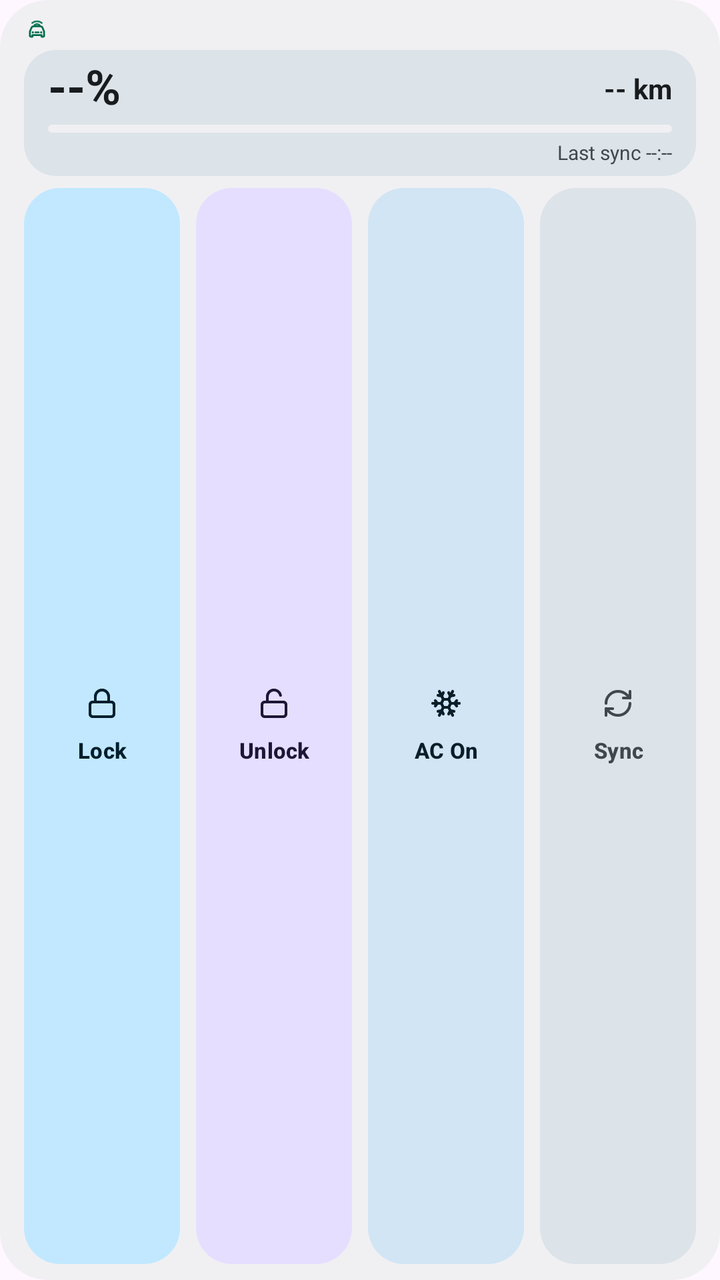
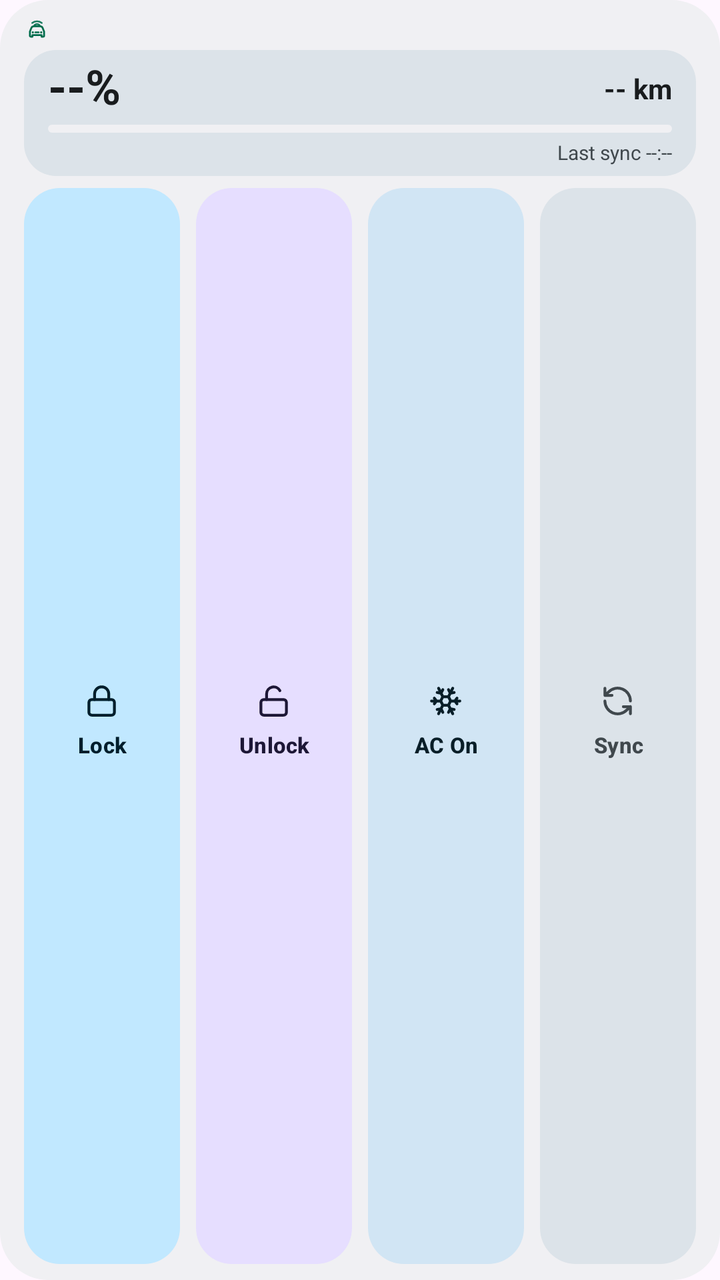

The first picture is an Android layout as it rendered before a commit; the second is the same layout after the commit. The layout source and the unified diff follow.
<!-- AndroidManifest.xml: application theme Theme.BydWatch -->
<!-- res/layout/widget_vehicle.xml -->
<?xml version="1.0" encoding="utf-8"?>
<LinearLayout xmlns:android="http://schemas.android.com/apk/res/android"
    android:id="@+id/widgetRoot"
    android:layout_width="match_parent"
    android:layout_height="match_parent"
    android:background="@drawable/bg_widget_card"
    android:orientation="vertical"
    android:paddingHorizontal="12dp"
    android:paddingVertical="8dp">

    
    <LinearLayout
        android:id="@+id/widgetHeader"
        android:layout_width="match_parent"
        android:layout_height="wrap_content"
        android:layout_marginBottom="4dp"
        android:gravity="center_vertical"
        android:orientation="horizontal">

        <LinearLayout
            android:layout_width="0dp"
            android:layout_height="wrap_content"
            android:layout_weight="1"
            android:gravity="center_vertical"
            android:orientation="horizontal">

            <ImageView
                android:id="@+id/ivWidgetBrandLogo"
                android:layout_width="13dp"
                android:layout_height="13dp"
                android:layout_marginEnd="5dp"
                android:contentDescription="@string/app_name"
                android:src="@drawable/ic_ev_watch_logo"
                android:tint="@color/accent_emerald" />

            <TextView
                android:id="@+id/tvWidgetCarModel"
                android:layout_width="0dp"
                android:layout_height="wrap_content"
                android:layout_weight="1"
                android:ellipsize="end"
                android:maxLines="1"
                android:textColor="@color/widget_on_surface"
                android:textSize="11sp"
                android:textStyle="bold"
                android:visibility="gone" />
        </LinearLayout>

        <TextView
            android:id="@+id/tvWidgetBanner"
            android:layout_width="wrap_content"
            android:layout_height="wrap_content"
            android:layout_marginStart="4dp"
            android:background="@drawable/bg_widget_chip"
            android:ellipsize="end"
            android:maxLines="1"
            android:paddingHorizontal="7dp"
            android:paddingVertical="2.5dp"
            android:text="Ready"
            android:textColor="@color/widget_on_surface_variant"
            android:textSize="10sp"
            android:textStyle="bold"
            android:visibility="gone" />

        <TextView
            android:id="@+id/tvWidgetLockStatus"
            android:layout_width="wrap_content"
            android:layout_height="wrap_content"
            android:layout_marginStart="4dp"
            android:background="@drawable/bg_widget_chip"
            android:maxLines="1"
            android:paddingHorizontal="7dp"
            android:paddingVertical="2.5dp"
            android:text="Locked"
            android:textColor="@color/widget_on_surface_variant"
            android:textSize="10sp"
            android:textStyle="bold"
            android:visibility="gone" />

        <TextView
            android:id="@+id/tvWidgetAcStatus"
            android:layout_width="wrap_content"
            android:layout_height="wrap_content"
            android:layout_marginStart="4dp"
            android:background="@drawable/bg_widget_chip"
            android:maxLines="1"
            android:paddingHorizontal="7dp"
            android:paddingVertical="2.5dp"
            android:text="AC Off"
            android:textColor="@color/widget_on_surface_variant"
            android:textSize="10sp"
            android:textStyle="bold"
            android:visibility="gone" />
    </LinearLayout>

    
    <LinearLayout
        android:id="@+id/layoutWidgetBatteryCard"
        android:layout_width="match_parent"
        android:layout_height="wrap_content"
        android:layout_marginBottom="6dp"
        android:background="@drawable/bg_widget_subcard"
        android:gravity="center_vertical"
        android:orientation="vertical"
        android:paddingHorizontal="12dp"
        android:paddingVertical="5dp">

        <LinearLayout
            android:layout_width="match_parent"
            android:layout_height="wrap_content"
            android:gravity="center_vertical"
            android:orientation="horizontal">

            <TextView
                android:id="@+id/tvWidgetSoc"
                android:layout_width="wrap_content"
                android:layout_height="wrap_content"
                android:includeFontPadding="false"
                android:text="--%"
                android:textColor="@color/widget_on_surface"
                android:textSize="24sp"
                android:textStyle="bold" />

            <TextView
                android:id="@+id/tvWidgetRange"
                android:layout_width="0dp"
                android:layout_height="wrap_content"
                android:layout_marginStart="10dp"
                android:layout_weight="1"
                android:ellipsize="end"
                android:gravity="end"
                android:maxLines="1"
                android:text="-- km"
                android:textColor="@color/widget_on_surface"
                android:textSize="14sp"
                android:textStyle="bold" />
        </LinearLayout>

        <ProgressBar
            android:id="@+id/pbWidgetSoc"
            style="?android:attr/progressBarStyleHorizontal"
            android:layout_width="match_parent"
            android:layout_height="4dp"
            android:layout_marginTop="4dp"
            android:max="100"
            android:progress="0"
            android:progressDrawable="@drawable/progress_widget_soc_on_card" />

        <LinearLayout
            android:layout_width="match_parent"
            android:layout_height="wrap_content"
            android:layout_marginTop="3dp"
            android:gravity="center_vertical"
            android:orientation="horizontal">

            <LinearLayout
                android:layout_width="0dp"
                android:layout_height="wrap_content"
                android:layout_weight="1"
                android:orientation="horizontal">

                <TextView
                    android:id="@+id/tvWidgetBatteryMeta"
                    android:layout_width="wrap_content"
                    android:layout_height="wrap_content"
                    android:ellipsize="end"
                    android:maxLines="1"
                    android:textColor="@color/widget_on_surface_variant"
                    android:textSize="10sp"
                    android:visibility="gone" />
            </LinearLayout>

            <TextView
                android:id="@+id/tvWidgetLastSync"
                android:layout_width="wrap_content"
                android:layout_height="wrap_content"
                android:layout_marginStart="8dp"
                android:ellipsize="end"
                android:maxLines="1"
                android:text="Last sync --:--"
                android:textColor="@color/widget_on_surface_variant"
                android:textSize="10sp" />
        </LinearLayout>
    </LinearLayout>

    
    <FrameLayout
        android:id="@+id/layoutWidgetLocationBar"
        android:layout_width="0dp"
        android:layout_height="0dp"
        android:visibility="gone" />

    
    <LinearLayout
        android:layout_width="match_parent"
        android:layout_height="0dp"
        android:layout_weight="1"
        android:orientation="horizontal">

        <LinearLayout
            android:id="@+id/tileWidgetLock"
            android:layout_width="0dp"
            android:layout_height="match_parent"
            android:layout_marginEnd="4dp"
            android:layout_weight="1"
            android:background="@drawable/bg_widget_btn_primary"
            android:gravity="center"
            android:orientation="vertical"
            android:paddingHorizontal="4dp">

            <Button
                android:id="@+id/btnWidgetLock"
                android:layout_width="match_parent"
                android:layout_height="wrap_content"
                android:background="@android:color/transparent"
                android:drawablePadding="2dp"
                android:drawableTop="@drawable/ic_widget_lock_sm"
                android:gravity="center"
                android:minWidth="0dp"
                android:minHeight="0dp"
                android:padding="0dp"
                android:stateListAnimator="@null"
                android:text="Lock"
                android:textAllCaps="false"
                android:textColor="@color/widget_on_primary_container"
                android:textSize="11sp"
                android:textStyle="bold" />
        </LinearLayout>

        <LinearLayout
            android:id="@+id/tileWidgetUnlock"
            android:layout_width="0dp"
            android:layout_height="match_parent"
            android:layout_marginHorizontal="4dp"
            android:layout_weight="1"
            android:background="@drawable/bg_widget_btn_tertiary"
            android:gravity="center"
            android:orientation="vertical"
            android:paddingHorizontal="4dp">

            <Button
                android:id="@+id/btnWidgetUnlock"
                android:layout_width="match_parent"
                android:layout_height="wrap_content"
                android:background="@android:color/transparent"
                android:drawablePadding="2dp"
                android:drawableTop="@drawable/ic_widget_unlock_sm"
                android:gravity="center"
                android:minWidth="0dp"
                android:minHeight="0dp"
                android:padding="0dp"
                android:stateListAnimator="@null"
                android:text="Unlock"
                android:textAllCaps="false"
                android:textColor="@color/widget_on_tertiary_container"
                android:textSize="11sp"
                android:textStyle="bold" />
        </LinearLayout>

        <LinearLayout
            android:id="@+id/tileWidgetAc"
            android:layout_width="0dp"
            android:layout_height="match_parent"
            android:layout_marginHorizontal="4dp"
            android:layout_weight="1"
            android:background="@drawable/bg_widget_btn_secondary"
            android:gravity="center"
            android:orientation="vertical"
            android:paddingHorizontal="4dp">

            <Button
                android:id="@+id/btnWidgetAc"
                android:layout_width="match_parent"
                android:layout_height="wrap_content"
                android:background="@android:color/transparent"
                android:drawablePadding="2dp"
                android:drawableTop="@drawable/ic_widget_ac_sm"
                android:gravity="center"
                android:minWidth="0dp"
                android:minHeight="0dp"
                android:padding="0dp"
                android:stateListAnimator="@null"
                android:text="AC On"
                android:textAllCaps="false"
                android:textColor="@color/widget_on_secondary_container"
                android:textSize="11sp"
                android:textStyle="bold" />
        </LinearLayout>

        <LinearLayout
            android:id="@+id/tileWidgetRefresh"
            android:layout_width="0dp"
            android:layout_height="match_parent"
            android:layout_marginStart="4dp"
            android:layout_weight="1"
            android:background="@drawable/bg_widget_btn_tonal"
            android:gravity="center"
            android:orientation="vertical"
            android:paddingHorizontal="4dp">

            <Button
                android:id="@+id/btnWidgetRefresh"
                android:layout_width="match_parent"
                android:layout_height="wrap_content"
                android:background="@android:color/transparent"
                android:drawablePadding="2dp"
                android:drawableTop="@drawable/ic_widget_sync_sm"
                android:gravity="center"
                android:minWidth="0dp"
                android:minHeight="0dp"
                android:padding="0dp"
                android:stateListAnimator="@null"
                android:text="Sync"
                android:textAllCaps="false"
                android:textColor="@color/widget_on_surface_variant"
                android:textSize="11sp"
                android:textStyle="bold" />
        </LinearLayout>
    </LinearLayout>
</LinearLayout>
<!-- resources referenced by this layout -->
<resources>
  <color name="accent_emerald">#006C4C</color>
  <color name="widget_on_primary_container">#002114</color>
  <color name="widget_on_surface">#181D1A</color>
  <color name="widget_on_surface_variant">#414944</color>
  <!-- drawable ic_widget_ac_sm (drawable) -->
  <?xml version="1.0" encoding="utf-8"?>
  <vector xmlns:android="http://schemas.android.com/apk/res/android"
      android:width="16dp"
      android:height="16dp"
      android:viewportWidth="24"
      android:viewportHeight="24">
      <path
          android:fillColor="@android:color/transparent"
          android:strokeColor="@color/widget_on_secondary_container"
          android:strokeLineCap="round"
          android:strokeLineJoin="round"
          android:strokeWidth="2.1"
          android:pathData="M10,20l-1.25,-2.5L6,18 M10,4L8.75,6.5L6,6 M14,20l1.25,-2.5L18,18 M14,4l1.25,2.5L18,6 M17,21l-3,-6h-4 M17,3l-3,6l1.5,3 M2,12h6.5L10,9 M20,10l-1.5,2l1.5,2 M22,12h-6.5L14,15 M4,10l1.5,2L4,14 M7,21l3,-6l-1.5,-3 M7,3l3,6h4" />
  </vector>
  <!-- drawable ic_widget_lock_sm (drawable) -->
  <?xml version="1.0" encoding="utf-8"?>
  <vector xmlns:android="http://schemas.android.com/apk/res/android"
      android:width="16dp"
      android:height="16dp"
      android:viewportWidth="24"
      android:viewportHeight="24">
      <path
          android:fillColor="@android:color/transparent"
          android:strokeColor="@color/widget_on_primary_container"
          android:strokeLineCap="round"
          android:strokeLineJoin="round"
          android:strokeWidth="2.1"
          android:pathData="M5,11 H19 A2,2 0 0 1 21,13 V20 A2,2 0 0 1 19,22 H5 A2,2 0 0 1 3,20 V13 A2,2 0 0 1 5,11 Z" />
      <path
          android:fillColor="@android:color/transparent"
          android:strokeColor="@color/widget_on_primary_container"
          android:strokeLineCap="round"
          android:strokeLineJoin="round"
          android:strokeWidth="2.1"
          android:pathData="M7,11V7a5,5 0 0,1 10,0v4" />
  </vector>
  <!-- drawable ic_widget_sync_sm (drawable) -->
  <?xml version="1.0" encoding="utf-8"?>
  <vector xmlns:android="http://schemas.android.com/apk/res/android"
      android:width="16dp"
      android:height="16dp"
      android:viewportWidth="24"
      android:viewportHeight="24">
      <path
          android:fillColor="@android:color/transparent"
          android:strokeColor="@color/widget_on_surface_variant"
          android:strokeLineCap="round"
          android:strokeLineJoin="round"
          android:strokeWidth="2.1"
          android:pathData="M3,12a9,9 0 0,1 9,-9 9.75,9.75 0 0,1 6.74,2.74L21,8 M21,3v5h-5 M21,12a9,9 0 0,1 -9,9 9.75,9.75 0 0,1 -6.74,-2.74L3,16 M8,16H3v5" />
  </vector>
  <!-- drawable ic_widget_unlock_sm (drawable) -->
  <?xml version="1.0" encoding="utf-8"?>
  <vector xmlns:android="http://schemas.android.com/apk/res/android"
      android:width="16dp"
      android:height="16dp"
      android:viewportWidth="24"
      android:viewportHeight="24">
      <path
          android:fillColor="@android:color/transparent"
          android:strokeColor="@color/widget_on_tertiary_container"
          android:strokeLineCap="round"
          android:strokeLineJoin="round"
          android:strokeWidth="2.1"
          android:pathData="M5,11 H19 A2,2 0 0 1 21,13 V20 A2,2 0 0 1 19,22 H5 A2,2 0 0 1 3,20 V13 A2,2 0 0 1 5,11 Z" />
      <path
          android:fillColor="@android:color/transparent"
          android:strokeColor="@color/widget_on_tertiary_container"
          android:strokeLineCap="round"
          android:strokeLineJoin="round"
          android:strokeWidth="2.1"
          android:pathData="M7,11V7a5,5 0 0,1 9.9,-1" />
  </vector>
  <string name="app_name">BYD Open Remote</string>
  <color name="widget_primary_container">#9FF2CE</color>
  <color name="widget_secondary_container">#CBE6FF</color>
  <color name="widget_tertiary_container">#FFE0B2</color>
  <color name="widget_surface_variant">#E3EBE6</color>
  <color name="widget_surface">#F3F7F4</color>
  <color name="bg_obsidian">#F6F8F7</color>
  <color name="accent_cyan">#00658E</color>
  <!-- unchanged entries left out for length: 13 -->
</resources>

<!-- the commit's change to res/layout/widget_vehicle.xml (unified diff, before → after) -->
@@ -208,14 +208,23 @@
             android:orientation="vertical"
             android:paddingHorizontal="4dp">
 
+            <ImageView
+                android:id="@+id/ivWidgetLock"
+                android:layout_width="17dp"
+                android:layout_height="17dp"
+                android:layout_marginBottom="2dp"
+                android:importantForAccessibility="no"
+                android:src="@drawable/ic_slot_lock"
+                android:tint="@color/widget_on_primary_container" />
+
             <Button
                 android:id="@+id/btnWidgetLock"
                 android:layout_width="match_parent"
                 android:layout_height="wrap_content"
                 android:background="@android:color/transparent"
-                android:drawablePadding="2dp"
-                android:drawableTop="@drawable/ic_widget_lock_sm"
+                android:ellipsize="end"
                 android:gravity="center"
+                android:maxLines="1"
                 android:minWidth="0dp"
                 android:minHeight="0dp"
                 android:padding="0dp"
@@ -238,14 +247,23 @@
             android:orientation="vertical"
             android:paddingHorizontal="4dp">
 
+            <ImageView
+                android:id="@+id/ivWidgetUnlock"
+                android:layout_width="17dp"
+                android:layout_height="17dp"
+                android:layout_marginBottom="2dp"
+                android:importantForAccessibility="no"
+                android:src="@drawable/ic_slot_unlock"
+                android:tint="@color/widget_on_tertiary_container" />
+
             <Button
                 android:id="@+id/btnWidgetUnlock"
                 android:layout_width="match_parent"
                 android:layout_height="wrap_content"
                 android:background="@android:color/transparent"
-                android:drawablePadding="2dp"
-                android:drawableTop="@drawable/ic_widget_unlock_sm"
+                android:ellipsize="end"
                 android:gravity="center"
+                android:maxLines="1"
                 android:minWidth="0dp"
                 android:minHeight="0dp"
                 android:padding="0dp"
@@ -268,14 +286,23 @@
             android:orientation="vertical"
             android:paddingHorizontal="4dp">
 
+            <ImageView
+                android:id="@+id/ivWidgetAc"
+                android:layout_width="17dp"
+                android:layout_height="17dp"
+                android:layout_marginBottom="2dp"
+                android:importantForAccessibility="no"
+                android:src="@drawable/ic_slot_ac"
+                android:tint="@color/widget_on_secondary_container" />
+
             <Button
                 android:id="@+id/btnWidgetAc"
                 android:layout_width="match_parent"
                 android:layout_height="wrap_content"
                 android:background="@android:color/transparent"
-                android:drawablePadding="2dp"
-                android:drawableTop="@drawable/ic_widget_ac_sm"
+                android:ellipsize="end"
                 android:gravity="center"
+                android:maxLines="1"
                 android:minWidth="0dp"
                 android:minHeight="0dp"
                 android:padding="0dp"
@@ -298,14 +325,23 @@
             android:orientation="vertical"
             android:paddingHorizontal="4dp">
 
+            <ImageView
+                android:id="@+id/ivWidgetRefresh"
+                android:layout_width="17dp"
+                android:layout_height="17dp"
+                android:layout_marginBottom="2dp"
+                android:importantForAccessibility="no"
+                android:src="@drawable/ic_slot_sync"
+                android:tint="@color/widget_on_surface_variant" />
+
             <Button
                 android:id="@+id/btnWidgetRefresh"
                 android:layout_width="match_parent"
                 android:layout_height="wrap_content"
                 android:background="@android:color/transparent"
-                android:drawablePadding="2dp"
-                android:drawableTop="@drawable/ic_widget_sync_sm"
+                android:ellipsize="end"
                 android:gravity="center"
+                android:maxLines="1"
                 android:minWidth="0dp"
                 android:minHeight="0dp"
                 android:padding="0dp"
<!-- resource entries referenced after the edit -->
@@ -4,79 +4,79 @@
   <color name="widget_on_primary_container">#002114</color>
   <color name="widget_on_surface">#181D1A</color>
   <color name="widget_on_surface_variant">#414944</color>
-  <!-- drawable ic_widget_ac_sm (drawable) -->
+  <!-- drawable ic_slot_ac (drawable) -->
   <?xml version="1.0" encoding="utf-8"?>
   <vector xmlns:android="http://schemas.android.com/apk/res/android"
-      android:width="16dp"
-      android:height="16dp"
+      android:width="24dp"
+      android:height="24dp"
       android:viewportWidth="24"
       android:viewportHeight="24">
       <path
           android:fillColor="@android:color/transparent"
-          android:strokeColor="@color/widget_on_secondary_container"
+          android:strokeColor="#FFFFFF"
           android:strokeLineCap="round"
           android:strokeLineJoin="round"
-          android:strokeWidth="2.1"
+          android:strokeWidth="2"
           android:pathData="M10,20l-1.25,-2.5L6,18 M10,4L8.75,6.5L6,6 M14,20l1.25,-2.5L18,18 M14,4l1.25,2.5L18,6 M17,21l-3,-6h-4 M17,3l-3,6l1.5,3 M2,12h6.5L10,9 M20,10l-1.5,2l1.5,2 M22,12h-6.5L14,15 M4,10l1.5,2L4,14 M7,21l3,-6l-1.5,-3 M7,3l3,6h4" />
   </vector>
-  <!-- drawable ic_widget_lock_sm (drawable) -->
+  <!-- drawable ic_slot_lock (drawable) -->
   <?xml version="1.0" encoding="utf-8"?>
   <vector xmlns:android="http://schemas.android.com/apk/res/android"
-      android:width="16dp"
-      android:height="16dp"
+      android:width="24dp"
+      android:height="24dp"
       android:viewportWidth="24"
       android:viewportHeight="24">
       <path
           android:fillColor="@android:color/transparent"
-          android:strokeColor="@color/widget_on_primary_container"
+          android:strokeColor="#FFFFFF"
           android:strokeLineCap="round"
           android:strokeLineJoin="round"
-          android:strokeWidth="2.1"
+          android:strokeWidth="2"
           android:pathData="M5,11 H19 A2,2 0 0 1 21,13 V20 A2,2 0 0 1 19,22 H5 A2,2 0 0 1 3,20 V13 A2,2 0 0 1 5,11 Z" />
       <path
           android:fillColor="@android:color/transparent"
-          android:strokeColor="@color/widget_on_primary_container"
+          android:strokeColor="#FFFFFF"
           android:strokeLineCap="round"
           android:strokeLineJoin="round"
-          android:strokeWidth="2.1"
+          android:strokeWidth="2"
           android:pathData="M7,11V7a5,5 0 0,1 10,0v4" />
   </vector>
-  <!-- drawable ic_widget_sync_sm (drawable) -->
+  <!-- drawable ic_slot_sync (drawable) -->
   <?xml version="1.0" encoding="utf-8"?>
   <vector xmlns:android="http://schemas.android.com/apk/res/android"
-      android:width="16dp"
-      android:height="16dp"
+      android:width="24dp"
+      android:height="24dp"
       android:viewportWidth="24"
       android:viewportHeight="24">
       <path
           android:fillColor="@android:color/transparent"
-          android:strokeColor="@color/widget_on_surface_variant"
+          android:strokeColor="#FFFFFF"
           android:strokeLineCap="round"
           android:strokeLineJoin="round"
-          android:strokeWidth="2.1"
-          android:pathData="M3,12a9,9 0 0,1 9,-9 9.75,9.75 0 0,1 6.74,2.74L21,8 M21,3v5h-5 M21,12a9,9 0 0,1 -9,9 9.75,9.75 0 0,1 -6.74,-2.74L3,16 M8,16H3v5" />
+          android:strokeWidth="2"
+          android:pathData="M21,12a9,9 0 0,0 -15.5,-6.3L3,8 M3,3v5h5 M3,12a9,9 0 0,0 15.5,6.3L21,16 M21,21v-5h-5" />
   </vector>
-  <!-- drawable ic_widget_unlock_sm (drawable) -->
+  <!-- drawable ic_slot_unlock (drawable) -->
   <?xml version="1.0" encoding="utf-8"?>
   <vector xmlns:android="http://schemas.android.com/apk/res/android"
-      android:width="16dp"
-      android:height="16dp"
+      android:width="24dp"
+      android:height="24dp"
       android:viewportWidth="24"
       android:viewportHeight="24">
       <path
           android:fillColor="@android:color/transparent"
-          android:strokeColor="@color/widget_on_tertiary_container"
+          android:strokeColor="#FFFFFF"
           android:strokeLineCap="round"
           android:strokeLineJoin="round"
-          android:strokeWidth="2.1"
+          android:strokeWidth="2"
           android:pathData="M5,11 H19 A2,2 0 0 1 21,13 V20 A2,2 0 0 1 19,22 H5 A2,2 0 0 1 3,20 V13 A2,2 0 0 1 5,11 Z" />
       <path
           android:fillColor="@android:color/transparent"
-          android:strokeColor="@color/widget_on_tertiary_container"
+          android:strokeColor="#FFFFFF"
           android:strokeLineCap="round"
           android:strokeLineJoin="round"
-          android:strokeWidth="2.1"
-          android:pathData="M7,11V7a5,5 0 0,1 9.9,-1" />
+          android:strokeWidth="2"
+          android:pathData="M7,11V7a5,5 0 0,1 9.4,-2.3" />
   </vector>
   <string name="app_name">BYD Open Remote</string>
   <color name="widget_primary_container">#9FF2CE</color>
